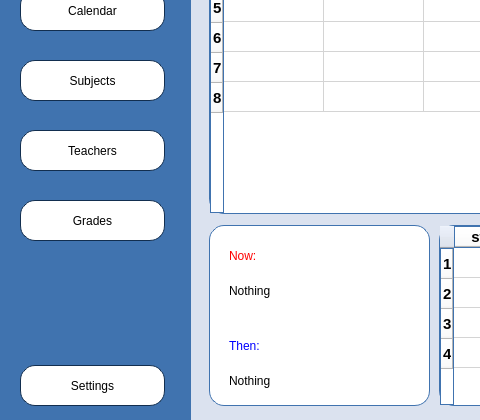
BeliaViktoria/Planner, file Planner/timetablemain.ui: the form before one commit; both pictures show x 0 to 480 and y 230 to 650 of the 1000 by 650 pixel window.
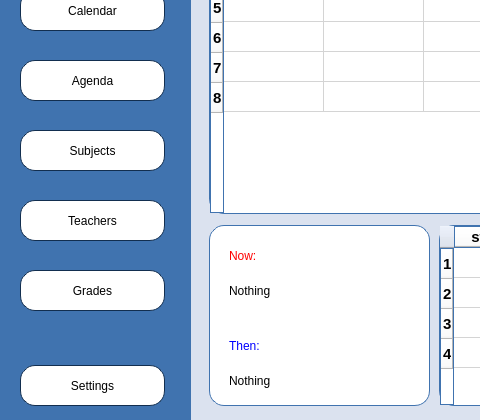
The form after the commit.

```diff
--- a/Planner/timetablemain.ui
+++ b/Planner/timetablemain.ui
@@ -631,7 +631,7 @@
     <property name="geometry">
      <rect>
       <x>20</x>
-      <y>290</y>
+      <y>360</y>
       <width>145</width>
       <height>41</height>
      </rect>
@@ -653,7 +653,7 @@
     <property name="geometry">
      <rect>
       <x>20</x>
-      <y>360</y>
+      <y>430</y>
       <width>145</width>
       <height>41</height>
      </rect>
@@ -675,7 +675,7 @@
     <property name="geometry">
      <rect>
       <x>20</x>
-      <y>430</y>
+      <y>500</y>
       <width>145</width>
       <height>41</height>
      </rect>
@@ -737,6 +737,28 @@
      <string>Calendar</string>
     </property>
    </widget>
+   <widget class="QPushButton" name="pushButton_Agenda">
+    <property name="geometry">
+     <rect>
+      <x>20</x>
+      <y>290</y>
+      <width>145</width>
+      <height>41</height>
+     </rect>
+    </property>
+    <property name="styleSheet">
+     <string notr="true">font: 14pt &quot;Gentium Book Basic&quot;;
+color: black;
+background: rgb(255, 255, 255);
+border-radius: 15px;
+border-style: solid;
+border-width: 1px;
+border-color:rgb(18, 46, 79);</string>
+    </property>
+    <property name="text">
+     <string>Agenda</string>
+    </property>
+   </widget>
    <zorder>pushButton_Overview</zorder>
    <zorder>pushButton_Timetable</zorder>
    <zorder>pushButton_Subjects</zorder>
```
Left out of the diff: 1 changed line with no effect on the pictures.
